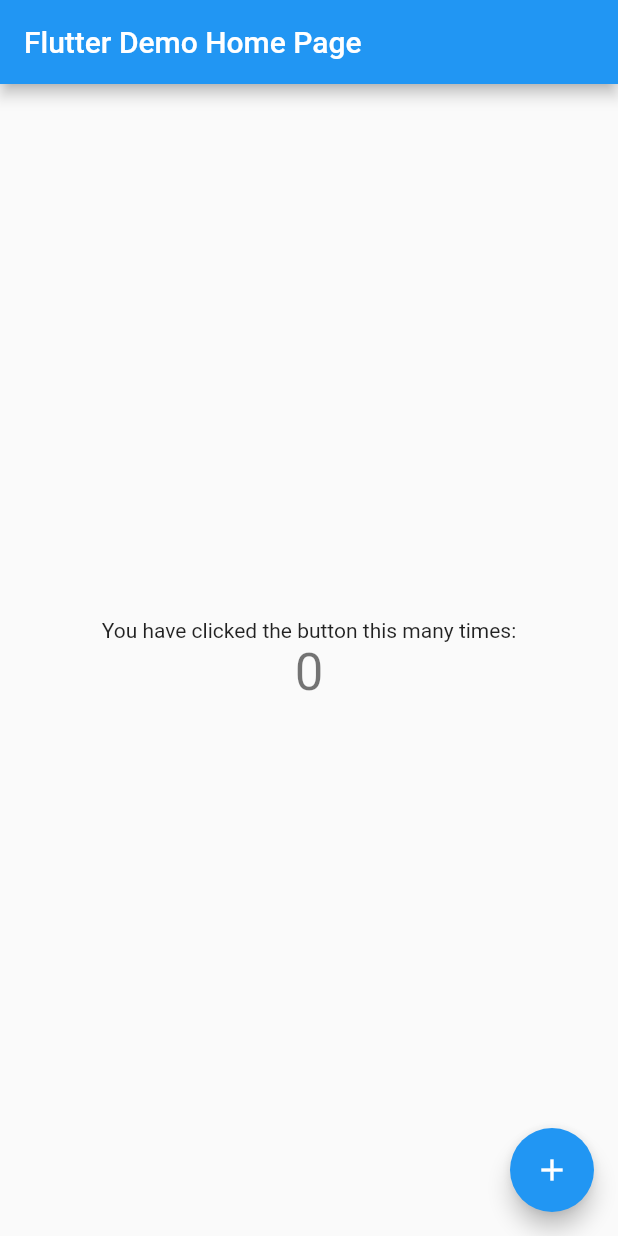
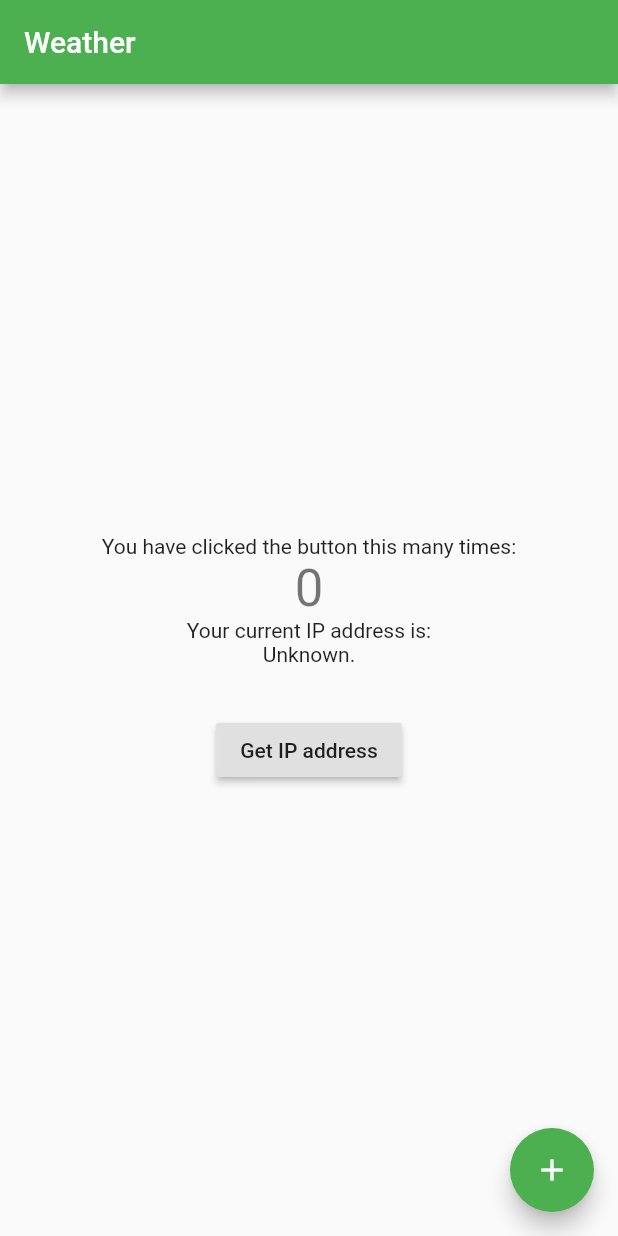
Before and after one commit to colabug/Bridge, a Flutter app: the screen it shows after launch, on a phone screen of 412 x 824 dp. Run offline on Flutter 3.47's test engine with Material 2 defaults, Android fonts, the phone set to English and light mode, and no system bars.

Commit message:
Added REST updates to the basic app; updated strings and color

```diff
--- a/lib/main.dart
+++ b/lib/main.dart
@@ -1,3 +1,6 @@
+import 'dart:convert';
+import 'dart:io';
+
 import 'package:flutter/material.dart';
 
 void main() => runApp(new MyApp());
@@ -7,22 +10,16 @@ class MyApp extends StatelessWidget {
   @override
   Widget build(BuildContext context) {
     return new MaterialApp(
-      title: 'Flutter Demo',
+      title: 'Weather',
       theme: new ThemeData(
         // This is the theme of your application.
-        //
-        // Try running your application with "flutter run". You'll see the
-        // application has a blue toolbar. Then, without quitting the app, try
-        // changing the primarySwatch below to Colors.green and then invoke
-        // "hot reload" (press "r" in the console where you ran "flutter run",
-        // or press Run > Flutter Hot Reload in IntelliJ). Notice that the
-        // counter didn't reset back to zero; the application is not restarted.
-        primarySwatch: Colors.blue,
+        primarySwatch: Colors.green,
       ),
-      home: new MyHomePage(title: 'Flutter Demo Home Page'),
+      home: new MyHomePage(title: 'Weather'),
     );
   }
 }
+
 
 class MyHomePage extends StatefulWidget {
   MyHomePage({Key key, this.title}) : super(key: key);
@@ -44,6 +41,7 @@ class MyHomePage extends StatefulWidget {
 
 class _MyHomePageState extends State<MyHomePage> {
   int _counter = 0;
+  var _ipAddress = 'Unknown';
 
   void _incrementCounter() {
     setState(() {
@@ -56,8 +54,39 @@ class _MyHomePageState extends State<MyHomePage> {
     });
   }
 
+  _getIPAddress() async {
+    var url = 'https://httpbin.org/ip';
+    var httpClient = new HttpClient();
+
+    String result;
+    try {
+      var request = await httpClient.getUrl(Uri.parse(url));
+      var response = await request.close();
+      if (response.statusCode == HttpStatus.OK) {
+        var jsonString = await response.transform(utf8.decoder).join();
+        var data = json.decode(jsonString);
+        result = data['origin'];
+      } else {
+        result =
+        'Error getting IP address:\nHttp status ${response.statusCode}';
+      }
+    } catch (exception) {
+      result = 'Failed getting IP address';
+    }
+    // If the widget was removed from the tree while the message was in flight,
+    // we want to discard the reply rather than calling setState to update our
+    // non-existent appearance.
+    if (!mounted) return;
+
+    setState(() {
+      _ipAddress = result;
+    });
+  }
+
   @override
   Widget build(BuildContext context) {
+    var spacer = new SizedBox(height: 32.0);
+
     // This method is rerun every time setState is called, for instance as done
     // by the _incrementCounter method above.
     //
@@ -94,7 +123,17 @@ class _MyHomePageState extends State<MyHomePage> {
             ),
             new Text(
               '$_counter',
-              style: Theme.of(context).textTheme.display1,
+              style: Theme
+                  .of(context)
+                  .textTheme
+                  .display1,
+            ),
+            new Text('Your current IP address is:'),
+            new Text('$_ipAddress.'),
+            spacer,
+            new RaisedButton(
+              onPressed: _getIPAddress,
+              child: new Text('Get IP address'),
             ),
           ],
         ),
```
Also changed, not shown: 2 other files.
